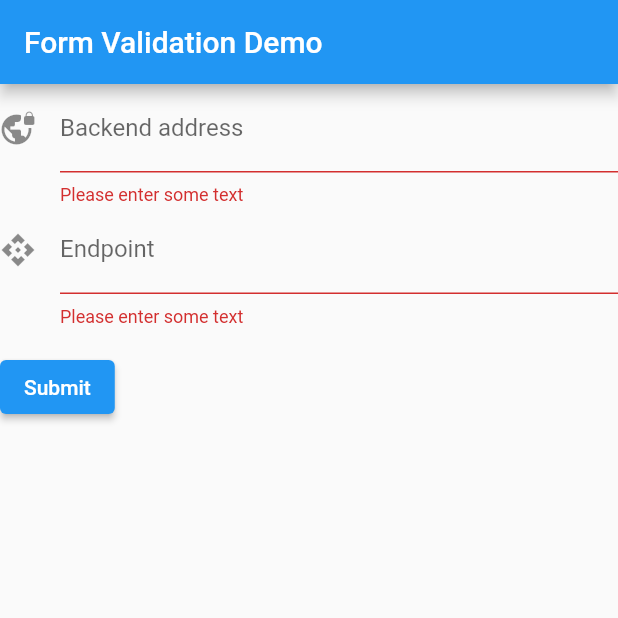
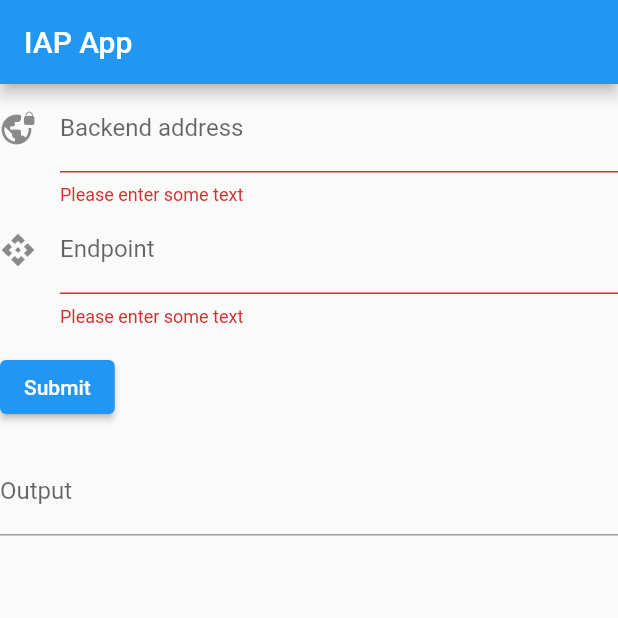
Before and after one commit to sosnus/iap-client, a Flutter app: the screen it shows after launch, after a tap on "Submit", on a phone screen of 412 x 824 dp, the top half of it. Run offline on Flutter 3.47's test engine with Material 2 defaults, Android fonts, the phone set to English and light mode, and no system bars.

Commit message:
add output

```diff
--- a/iap/lib/main.dart
+++ b/iap/lib/main.dart
@@ -5,7 +5,7 @@ void main() => runApp(MyApp());
 class MyApp extends StatelessWidget {
   @override
   Widget build(BuildContext context) {
-    final appTitle = 'Form Validation Demo';
+    final appTitle = 'IAP App';
 
     return MaterialApp(
       title: appTitle,
@@ -40,6 +40,8 @@ class MyCustomFormState extends State<MyCustomForm> {
   final controllerAddr = TextEditingController();
 
   final controllerEndpoint = TextEditingController();
+  // final controllerAddrAndEndpoint = TextEditingController();
+  final controllerOutput = TextEditingController();
 
   @override
   void dispose() {
@@ -91,6 +93,7 @@ class MyCustomFormState extends State<MyCustomForm> {
             padding: const EdgeInsets.symmetric(vertical: 16.0),
             child: ElevatedButton(
               onPressed: () {
+                controllerOutput.text = controllerAddr.text;
                 // Validate returns true if the form is valid, or false otherwise.
                 if (_formKey.currentState!.validate()) {
                   // If the form is valid, display a snackbar. In the real world,
@@ -103,6 +106,17 @@ class MyCustomFormState extends State<MyCustomForm> {
               child: Text('Submit'),
             ),
           ),
+          TextField(
+            // enabled: false,
+            keyboardType: TextInputType.multiline,
+            maxLines: null,
+            controller: controllerOutput,
+            decoration: const InputDecoration(
+              hintText: 'Respond from server',
+              labelText: 'Output',
+            ),
+            // initialValue: "/hello",
+          ),
         ],
       ),
     );
```
